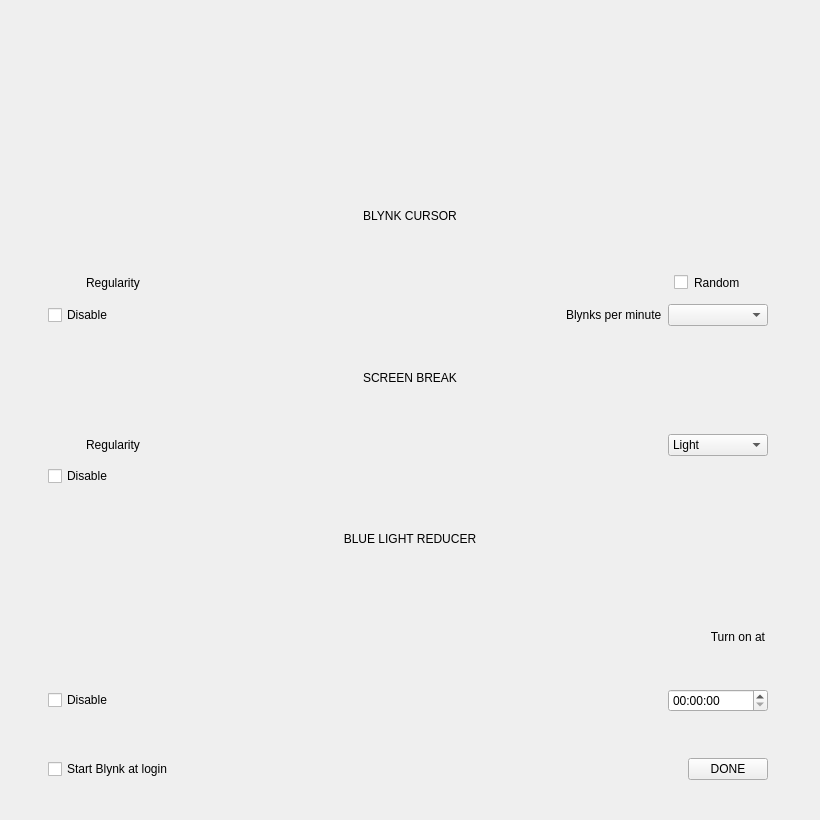
First picture: the form in blynk/blynkwindow.ui, repository flegall2014/Blynk, before the edit.
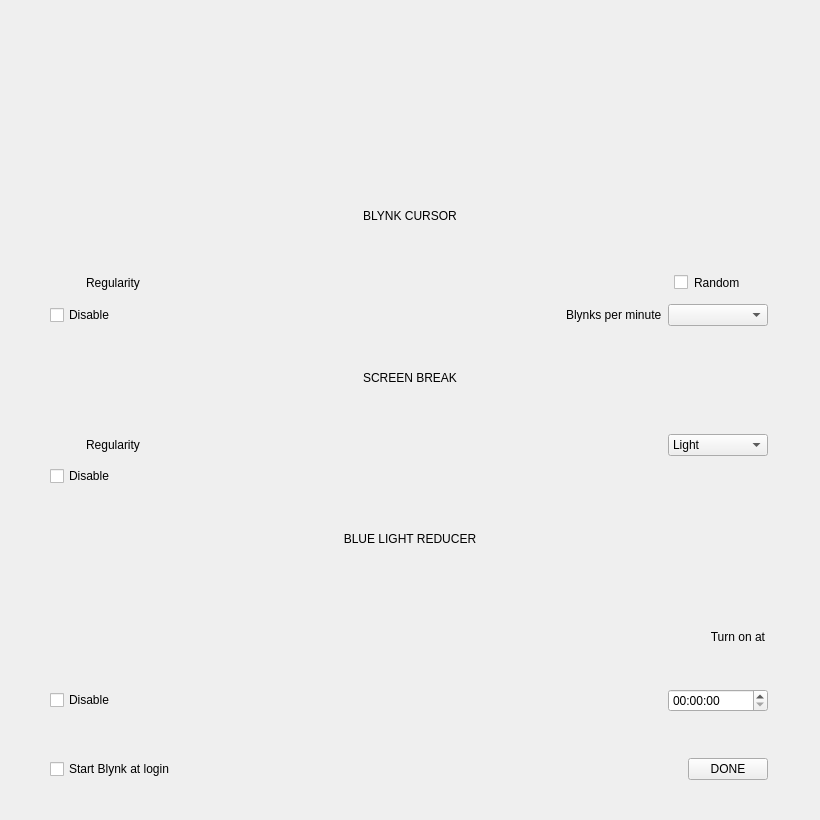
Second picture: the form after the edit. Icons and pictures are not drawn. Custom widgets are drawn as their Qt base class.

Commit message: moving forward

Patch:
```diff
--- a/blynk/blynkwindow.ui
+++ b/blynk/blynkwindow.ui
@@ -44,7 +44,7 @@
    <item row="10" column="0">
     <layout class="QHBoxLayout" name="horizontalLayout_11" stretch="0,0,0">
      <property name="leftMargin">
-      <number>8</number>
+      <number>10</number>
      </property>
      <property name="rightMargin">
       <number>12</number>
@@ -259,7 +259,7 @@
    <item row="12" column="0">
     <layout class="QHBoxLayout" name="horizontalLayout_12">
      <property name="leftMargin">
-      <number>8</number>
+      <number>10</number>
      </property>
      <property name="rightMargin">
       <number>12</number>
@@ -455,7 +455,7 @@
    <item row="4" column="0">
     <layout class="QHBoxLayout" name="horizontalLayout_6">
      <property name="leftMargin">
-      <number>8</number>
+      <number>10</number>
      </property>
      <property name="rightMargin">
       <number>12</number>
@@ -646,7 +646,7 @@
    <item row="7" column="0">
     <layout class="QHBoxLayout" name="horizontalLayout_3">
      <property name="leftMargin">
-      <number>8</number>
+      <number>10</number>
      </property>
      <property name="rightMargin">
       <number>12</number>
```
The commit also changes 1 other file.
